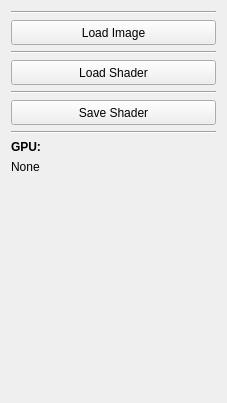
Old version of the form src/controlswidget.ui in the repository ttddee/ShaderDev.
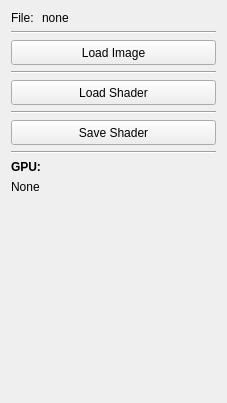
New version of the form.

Commit message: Added file name label and functionality.

What changed in the file:
```diff
--- a/src/controlswidget.ui
+++ b/src/controlswidget.ui
@@ -16,21 +16,7 @@
   <layout class="QGridLayout" name="gridLayout_2">
    <item row="0" column="0">
     <layout class="QGridLayout" name="gridLayout">
-     <item row="4" column="0">
-      <widget class="Line" name="line_2">
-       <property name="orientation">
-        <enum>Qt::Horizontal</enum>
-       </property>
-      </widget>
-     </item>
-     <item row="2" column="0">
-      <widget class="Line" name="line">
-       <property name="orientation">
-        <enum>Qt::Horizontal</enum>
-       </property>
-      </widget>
-     </item>
-     <item row="7" column="0">
+     <item row="8" column="0" colspan="2">
       <widget class="QLabel" name="label_3">
        <property name="font">
         <font>
@@ -43,8 +29,42 @@
        </property>
       </widget>
      </item>
-     <item row="5" column="0">
-      <widget class="QPushButton" name="saveShaderButton">
+     <item row="5" column="0" colspan="2">
+      <widget class="Line" name="line_2">
+       <property name="orientation">
+        <enum>Qt::Horizontal</enum>
+       </property>
+      </widget>
+     </item>
+     <item row="0" column="1">
+      <widget class="QLabel" name="fileNameLabel">
+       <property name="text">
+        <string>none</string>
+       </property>
+      </widget>
+     </item>
+     <item row="9" column="0" colspan="2">
+      <widget class="QLabel" name="gpuLabel">
+       <property name="text">
+        <string>None</string>
+       </property>
+      </widget>
+     </item>
+     <item row="0" column="0">
+      <widget class="QLabel" name="label">
+       <property name="maximumSize">
+        <size>
+         <width>25</width>
+         <height>16777215</height>
+        </size>
+       </property>
+       <property name="text">
+        <string>File:</string>
+       </property>
+      </widget>
+     </item>
+     <item row="4" column="0" colspan="2">
+      <widget class="QPushButton" name="loadShaderButton">
        <property name="minimumSize">
         <size>
          <width>0</width>
@@ -52,11 +72,38 @@
         </size>
        </property>
        <property name="text">
-        <string>Save Shader</string>
+        <string>Load Shader</string>
        </property>
       </widget>
      </item>
-     <item row="9" column="0">
+     <item row="3" column="0" colspan="2">
+      <widget class="Line" name="line">
+       <property name="orientation">
+        <enum>Qt::Horizontal</enum>
+       </property>
+      </widget>
+     </item>
+     <item row="2" column="0" colspan="2">
+      <widget class="QPushButton" name="loadImageButton">
+       <property name="minimumSize">
+        <size>
+         <width>0</width>
+         <height>25</height>
+        </size>
+       </property>
+       <property name="text">
+        <string>Load Image</string>
+       </property>
+      </widget>
+     </item>
+     <item row="7" column="0" colspan="2">
+      <widget class="Line" name="line_4">
+       <property name="orientation">
+        <enum>Qt::Horizontal</enum>
+       </property>
+      </widget>
+     </item>
+     <item row="10" column="0">
       <spacer name="verticalSpacer">
        <property name="orientation">
         <enum>Qt::Vertical</enum>
@@ -69,15 +116,8 @@
        </property>
       </spacer>
      </item>
-     <item row="0" column="0">
-      <widget class="Line" name="line_3">
-       <property name="orientation">
-        <enum>Qt::Horizontal</enum>
-       </property>
-      </widget>
-     </item>
-     <item row="1" column="0">
-      <widget class="QPushButton" name="loadImageButton">
+     <item row="6" column="0" colspan="2">
+      <widget class="QPushButton" name="saveShaderButton">
        <property name="minimumSize">
         <size>
          <width>0</width>
@@ -85,32 +125,12 @@
         </size>
        </property>
        <property name="text">
-        <string>Load Image</string>
+        <string>Save Shader</string>
        </property>
       </widget>
      </item>
-     <item row="3" column="0">
-      <widget class="QPushButton" name="loadShaderButton">
-       <property name="minimumSize">
-        <size>
-         <width>0</width>
-         <height>25</height>
-        </size>
-       </property>
-       <property name="text">
-        <string>Load Shader</string>
-       </property>
-      </widget>
-     </item>
-     <item row="8" column="0">
-      <widget class="QLabel" name="gpuLabel">
-       <property name="text">
-        <string>None</string>
-       </property>
-      </widget>
-     </item>
-     <item row="6" column="0">
-      <widget class="Line" name="line_4">
+     <item row="1" column="0" colspan="2">
+      <widget class="Line" name="line_5">
        <property name="orientation">
         <enum>Qt::Horizontal</enum>
        </property>
```
The commit also changes 5 other files.
